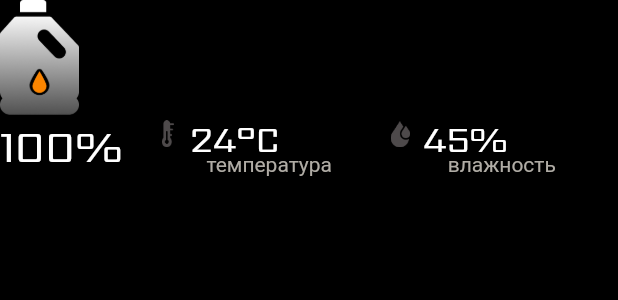
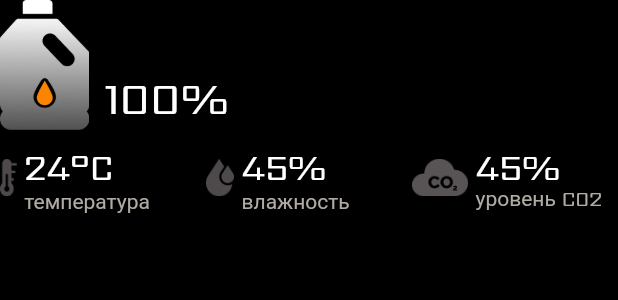
Before and after one commit to deorditse/fireplace_wifi_app, a Flutter app: what navigationBarsmartFireA7_1000() shows on an empty page, opened directly, on a phone screen of 412 x 824 dp. Shown: the top 300 px of the screen. Run offline on Flutter 3.47's test engine with Material 2 defaults, Android fonts, the light colour scheme and no system bars; our stand-ins replace connectivity_plus, dio, get, permission_handler; missing offline and left inert: network_info_plus.

Commit message:
update ui

```diff
--- a/lib/packages/ui_layout/pages/all_pages/smartFireA5_1000/widgets/navigation_bar_smartFireA5_1000.dart
+++ b/lib/packages/ui_layout/pages/all_pages/smartFireA5_1000/widgets/navigation_bar_smartFireA5_1000.dart
@@ -1,5 +1,4 @@
 import 'package:fireplace_wifi_app/packages/ui_layout/pages/pages_for_integration/widgets/navigation_bar/my_navigation_bar.dart';
-import 'package:fireplace_wifi_app/packages/ui_layout/style_app/style.dart';
 import 'package:flutter/cupertino.dart';
 
 Widget navigationBarSmartFireA5_1000(BuildContext context) {
@@ -25,8 +24,16 @@ Widget navigationBarSmartFireA5_1000(BuildContext context) {
               SizedBox(
                 width: 20,
               ),
-              temperature(),
-              wet(),
+              iconValueDescription(
+                iconPath: 'assets/icons/temperature.png',
+                value: '24°C',
+                description: 'температура',
+              ),
+              iconValueDescription(
+                iconPath: 'assets/icons/wet.png',
+                value: '45%',
+                description: 'влажность',
+              ),
             ],
           ),
         )
--- a/lib/packages/ui_layout/pages/all_pages/smartFireA7_1000/widgets/navigation_bar_smartFireA7_1000.dart
+++ b/lib/packages/ui_layout/pages/all_pages/smartFireA7_1000/widgets/navigation_bar_smartFireA7_1000.dart
@@ -1,31 +1,53 @@
 import 'package:fireplace_wifi_app/packages/ui_layout/pages/pages_for_integration/widgets/navigation_bar/my_navigation_bar.dart';
-import 'package:fireplace_wifi_app/packages/ui_layout/style_app/style.dart';
 import 'package:flutter/cupertino.dart';
 
 Widget navigationBarsmartFireA7_1000(BuildContext context) {
   return SizedBox(
-    height: MediaQuery.of(context).size.width / 3.5,
+    height: MediaQuery.of(context).size.width / 2.9,
     child: Column(
       crossAxisAlignment: CrossAxisAlignment.start,
       mainAxisAlignment: MainAxisAlignment.end,
       children: [
-        Expanded(
-          child: imageOil(),
+        Flexible(
+          flex: 2,
+          child: Padding(
+            padding: const EdgeInsets.only(bottom: 8.0),
+            child: Row(
+              crossAxisAlignment: CrossAxisAlignment.end,
+              mainAxisAlignment: MainAxisAlignment.start,
+              children: [
+                FittedBox(child: imageOil()),
+                SizedBox(
+                  width: 10,
+                ),
+                percentOil(),
+              ],
+            ),
+          ),
         ),
-        SizedBox(
-          height: MediaQuery.of(context).size.width / 10,
+        Flexible(
+          flex: 1,
+          // height: MediaQuery.of(context).size.width / 9,
           child: Row(
             crossAxisAlignment: CrossAxisAlignment.end,
-            mainAxisAlignment: MainAxisAlignment.spaceBetween,
+            mainAxisSize: MainAxisSize.min,
+            // mainAxisAlignment: MainAxisAlignment.spaceBetween,
             children: [
-              FittedBox(
-                child: percentOil(),
+              iconValueDescription(
+                iconPath: 'assets/icons/temperature.png',
+                value: '24°C',
+                description: 'температура',
               ),
-              SizedBox(
-                width: 20,
+              iconValueDescription(
+                iconPath: 'assets/icons/wet.png',
+                value: '45%',
+                description: 'влажность',
               ),
-              temperature(),
-              wet(),
+              iconValueDescription(
+                iconPath: 'assets/icons/level_CO2.png',
+                value: '45%',
+                description: 'уровень CO2',
+              ),
             ],
           ),
         )
--- a/lib/packages/ui_layout/pages/pages_for_integration/widgets/navigation_bar/my_navigation_bar.dart
+++ b/lib/packages/ui_layout/pages/pages_for_integration/widgets/navigation_bar/my_navigation_bar.dart
@@ -3,33 +3,30 @@ import 'package:flutter/cupertino.dart';
 
 Image imageOil() => Image.asset(
       'assets/icons/oil.png',
-      fit: BoxFit.fill,
+      fit: BoxFit.cover,
     );
 
 Text percentOil() => Text(
       '100%',
-      style: myTextStyleFontSarpanch(fontSize: 36),
+      style: myTextStyleFontSarpanch(fontSize: 30),
+      textAlign: TextAlign.center,
     );
 
 Widget myNavigationBar(context) {
   return SizedBox(
     height: MediaQuery.of(context).size.height / 9,
     child: Row(
-      mainAxisSize: MainAxisSize.max,
       crossAxisAlignment: CrossAxisAlignment.end,
       mainAxisAlignment: MainAxisAlignment.spaceBetween,
       children: [
-        Flexible(
+        Expanded(
           flex: 2,
           child: Row(
             mainAxisAlignment: MainAxisAlignment.start,
             crossAxisAlignment: CrossAxisAlignment.end,
             children: [
               Flexible(
-                child: Padding(
-                  padding: const EdgeInsets.only(bottom: 8.0),
-                  child: imageOil(),
-                ),
+                child: imageOil(),
               ),
               SizedBox(
                 width: 10,
@@ -41,17 +38,25 @@ Widget myNavigationBar(context) {
             ],
           ),
         ),
-        Flexible(
+        Expanded(
           flex: 1,
           child: Column(
             crossAxisAlignment: CrossAxisAlignment.end,
             mainAxisAlignment: MainAxisAlignment.end,
             children: [
-              temperature(),
+              iconValueDescription(
+                iconPath: 'assets/icons/temperature.png',
+                value: '24°C',
+                description: 'температура',
+              ),
               SizedBox(
                 height: 15,
               ),
-              wet(),
+              iconValueDescription(
+                iconPath: 'assets/icons/wet.png',
+                value: '45%',
+                description: 'влажность',
+              ),
             ],
           ),
         ),
@@ -60,98 +65,50 @@ Widget myNavigationBar(context) {
   );
 }
 
-temperature() {
+Widget iconValueDescription(
+    {required String iconPath, required value, required String description}) {
   return Flexible(
-    child: Column(
-      // crossAxisAlignment: CrossAxisAlignment.end,
-      mainAxisAlignment: MainAxisAlignment.end,
+    child: Row(
+      crossAxisAlignment: CrossAxisAlignment.center,
+      mainAxisAlignment: MainAxisAlignment.center,
+      mainAxisSize: MainAxisSize.min,
       children: [
-        Flexible(
-          child: Row(
-            mainAxisAlignment: MainAxisAlignment.center,
-            crossAxisAlignment: CrossAxisAlignment.end,
+        FittedBox(
+          child: Padding(
+            padding: const EdgeInsets.only(top: 18.0, right: 8.0, bottom: 18),
+            child: Image.asset(
+              iconPath,
+              fit: BoxFit.cover,
+            ),
+          ),
+        ),
+        Expanded(
+          // flex: 3,
+          child: Column(
+            crossAxisAlignment: CrossAxisAlignment.start,
+            // mainAxisSize: MainAxisSize.min,
             children: [
-              SizedBox(
-                width: 20,
-                child: FittedBox(
-                  child: Padding(
-                    padding: const EdgeInsets.all(8.0),
-                    child: Image.asset(
-                      'assets/icons/temperature.png',
-                      fit: BoxFit.contain,
-                    ),
-                  ),
+              Expanded(
+                child: Text(
+                  '$value',
+                  style: myTextStyleFontSarpanch(fontSize: 24),
                 ),
               ),
-              SizedBox(
-                width: 5,
-              ),
-              Expanded(
+              FittedBox(
                 child: Text(
-                  '24°C',
-                  style: myTextStyleFontSarpanch(fontSize: 24),
+                  '$description',
+                  style: myTextStyleFontSarpanch(
+                    fontSize: 14,
+                    textColor: myTreeColor,
+                  ),
                 ),
               ),
             ],
           ),
         ),
+
         // SizedBox(height: 10,),
-        Text(
-          'температура',
-          style: myTextStyleFontSarpanch(
-            fontSize: 14,
-            textColor: myTreeColor,
-          ),
-        ),
       ],
     ),
   );
 }
-
-wet() {
-  return Flexible(
-    child: Column(
-      // crossAxisAlignment: CrossAxisAlignment.end,
-      mainAxisAlignment: MainAxisAlignment.end,
-      children: [
-        Expanded(
-          child: Row(
-            mainAxisAlignment: MainAxisAlignment.center,
-            crossAxisAlignment: CrossAxisAlignment.end,
-            children: [
-              SizedBox(
-                width: 20,
-                child: FittedBox(
-                  child: Padding(
-                    padding: const EdgeInsets.all(8.0),
-                    child: Image.asset(
-                      'assets/icons/wet.png',
-                      fit: BoxFit.contain,
-                      // width: 50,
-                    ),
-                  ),
-                ),
-              ),
-              SizedBox(
-                width: 5,
-              ),
-              Expanded(
-                child: Text(
-                  '45%',
-                  style: myTextStyleFontSarpanch(fontSize: 24),
-                ),
-              ),
-            ],
-          ),
-        ),
-        Text(
-          'влажность',
-          style: myTextStyleFontSarpanch(
-            fontSize: 14,
-            textColor: myTreeColor,
-          ),
-        ),
-      ],
-    ),
-  );
-}
```
Also changed, not shown: assets/icons/level_CO2.png (added), 1 other file.
